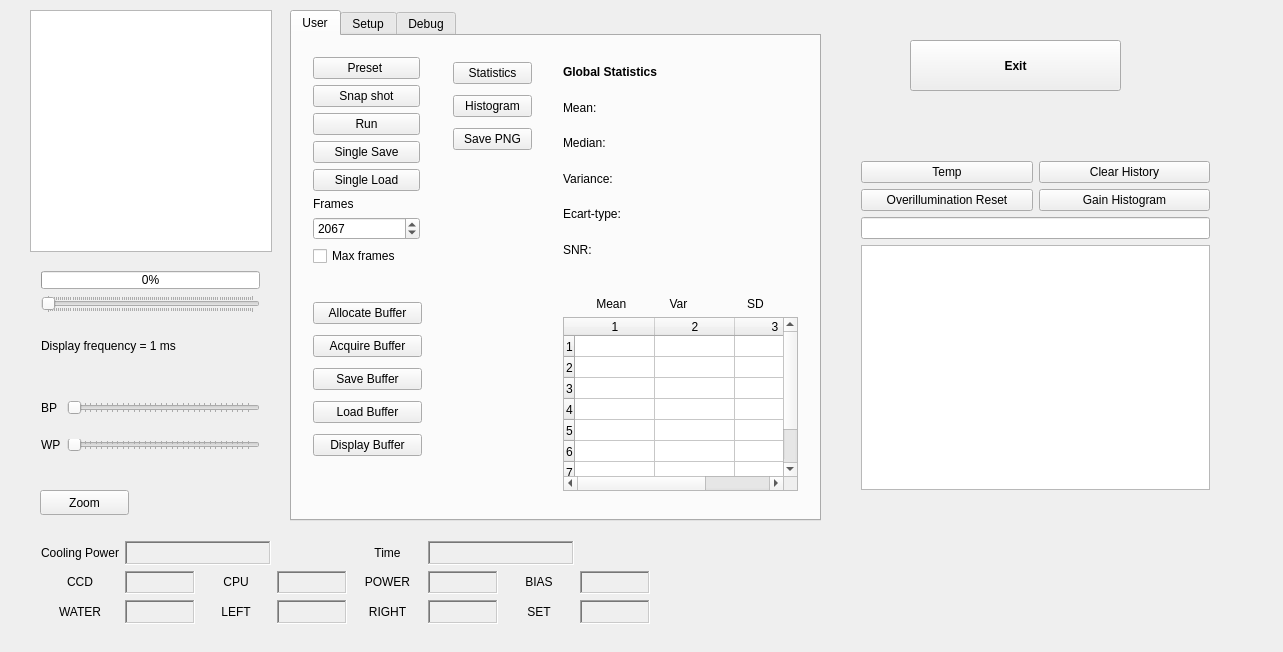
Qt form mainwindow.ui (gychar/OCam2) before a commit.
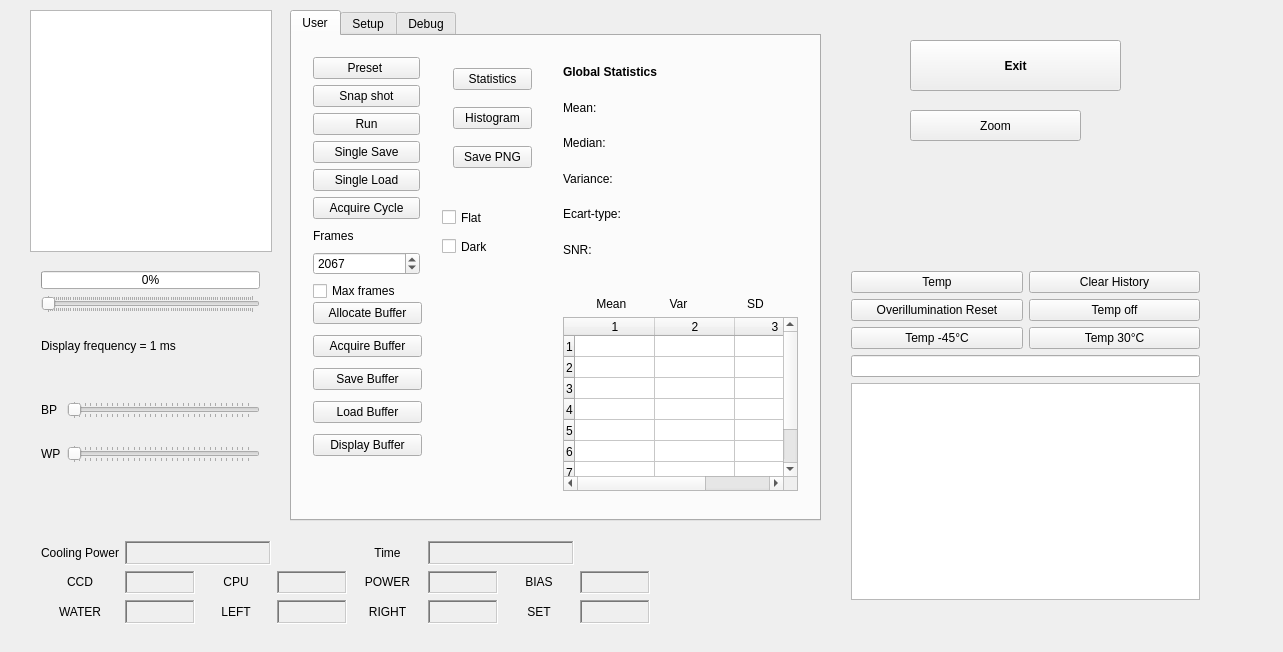
The same form after that commit. Icons and pictures are not drawn.

What changed in the file:
```diff
--- a/mainwindow.ui
+++ b/mainwindow.ui
@@ -59,8 +59,8 @@
    <widget class="QWidget" name="layoutWidget">
     <property name="geometry">
      <rect>
-      <x>850</x>
-      <y>150</y>
+      <x>840</x>
+      <y>260</y>
       <width>371</width>
       <height>351</height>
      </rect>
@@ -73,10 +73,13 @@
        </property>
       </widget>
      </item>
-     <item row="10" column="1">
-      <widget class="QPushButton" name="Gain_Histo_PB">
+     <item row="15" column="0" colspan="2">
+      <widget class="QTextEdit" name="Console_Output_TextEdit"/>
+     </item>
+     <item row="11" column="1">
+      <widget class="QPushButton" name="Temp_p30_PB">
        <property name="text">
-        <string>Gain Histogram</string>
+        <string>Temp 30°C</string>
        </property>
       </widget>
      </item>
@@ -87,6 +90,16 @@
        </property>
       </widget>
      </item>
+     <item row="11" column="0">
+      <widget class="QPushButton" name="Temp_n45_PB">
+       <property name="text">
+        <string>Temp -45°C</string>
+       </property>
+      </widget>
+     </item>
+     <item row="13" column="0" colspan="2">
+      <widget class="QLineEdit" name="Console_Input_LineEdit"/>
+     </item>
      <item row="10" column="0">
       <widget class="QPushButton" name="Overillumination_Reset_PB">
        <property name="text">
@@ -94,11 +107,12 @@
        </property>
       </widget>
      </item>
-     <item row="11" column="0" colspan="2">
-      <widget class="QLineEdit" name="Console_Input_LineEdit"/>
-     </item>
-     <item row="13" column="0" colspan="2">
-      <widget class="QTextEdit" name="Console_Output_TextEdit"/>
+     <item row="10" column="1">
+      <widget class="QPushButton" name="Temp_off_PB">
+       <property name="text">
+        <string>Temp off</string>
+       </property>
+      </widget>
      </item>
     </layout>
    </widget>
@@ -166,7 +180,7 @@
       <x>30</x>
       <y>390</y>
       <width>241</width>
-      <height>91</height>
+      <height>104</height>
      </rect>
     </property>
     <layout class="QFormLayout" name="BPWP_Layout">
@@ -450,10 +464,10 @@
    <widget class="QPushButton" name="Zoom_PB">
     <property name="geometry">
      <rect>
-      <x>40</x>
-      <y>490</y>
-      <width>89</width>
-      <height>25</height>
+      <x>910</x>
+      <y>110</y>
+      <width>171</width>
+      <height>31</height>
      </rect>
     </property>
     <property name="text">
@@ -472,6 +486,15 @@
     <property name="currentIndex">
      <number>0</number>
     </property>
+    <property name="usesScrollButtons">
+     <bool>true</bool>
+    </property>
+    <property name="documentMode">
+     <bool>false</bool>
+    </property>
+    <property name="tabsClosable">
+     <bool>false</bool>
+    </property>
     <widget class="QWidget" name="User_Tab">
      <attribute name="title">
       <string>User</string>
@@ -482,7 +505,7 @@
         <x>10</x>
         <y>10</y>
         <width>129</width>
-        <height>231</height>
+        <height>266</height>
        </rect>
       </property>
       <layout class="QVBoxLayout" name="NetSave_Layout">
@@ -530,6 +553,13 @@
          </property>
         </widget>
        </item>
+       <item>
+        <widget class="QPushButton" name="AcquireCycle_PB">
+         <property name="text">
+          <string>Acquire Cycle</string>
+         </property>
+        </widget>
+       </item>
        <item>
         <widget class="QLabel" name="Sequence_Label">
          <property name="text">
@@ -628,7 +658,7 @@
         <x>150</x>
         <y>10</y>
         <width>101</width>
-        <height>120</height>
+        <height>147</height>
        </rect>
       </property>
       <layout class="QVBoxLayout" name="Stats_Layout">
@@ -748,6 +778,32 @@
        </item>
       </layout>
      </widget>
+     <widget class="QCheckBox" name="Flat_Checkbox">
+      <property name="geometry">
+       <rect>
+        <x>150</x>
+        <y>170</y>
+        <width>99</width>
+        <height>23</height>
+       </rect>
+      </property>
+      <property name="text">
+       <string>Flat</string>
+      </property>
+     </widget>
+     <widget class="QCheckBox" name="Dark_Checkbox">
+      <property name="geometry">
+       <rect>
+        <x>150</x>
+        <y>199</y>
+        <width>99</width>
+        <height>23</height>
+       </rect>
+      </property>
+      <property name="text">
+       <string>Dark</string>
+      </property>
+     </widget>
     </widget>
     <widget class="QWidget" name="Setup_Tab">
      <attribute name="title">
@@ -777,13 +833,6 @@
          </property>
         </widget>
        </item>
-       <item row="0" column="2">
-        <widget class="QCheckBox" name="Dark_Checkbox">
-         <property name="text">
-          <string>Dark</string>
-         </property>
-        </widget>
-       </item>
        <item row="2" column="3">
         <widget class="QProgressBar" name="op_progressBar">
          <property name="value">
@@ -826,13 +875,6 @@
          </property>
         </widget>
        </item>
-       <item row="1" column="2">
-        <widget class="QCheckBox" name="Flat_Checkbox">
-         <property name="text">
-          <string>Flat</string>
-         </property>
-        </widget>
-       </item>
        <item row="1" column="1">
         <widget class="QPushButton" name="LoadFlat_PB">
          <property name="text">
@@ -991,13 +1033,6 @@
        </rect>
       </property>
       <layout class="QGridLayout" name="gridLayout">
-       <item row="0" column="0" colspan="2">
-        <widget class="QPushButton" name="AcquireCycle_PB">
-         <property name="text">
-          <string>Acquire Cycle</string>
-         </property>
-        </widget>
-       </item>
        <item row="0" column="2" rowspan="4">
         <widget class="QGraphicsView" name="graphicsView_2"/>
        </item>
@@ -1151,6 +1186,19 @@
        <enum>QSlider::TicksBothSides</enum>
       </property>
      </widget>
+     <widget class="QPushButton" name="Gain_Histo_PB">
+      <property name="geometry">
+       <rect>
+        <x>320</x>
+        <y>300</y>
+        <width>181</width>
+        <height>25</height>
+       </rect>
+      </property>
+      <property name="text">
+       <string>Gain Histogram</string>
+      </property>
+     </widget>
     </widget>
    </widget>
    <zorder>tabWidget</zorder>
```
